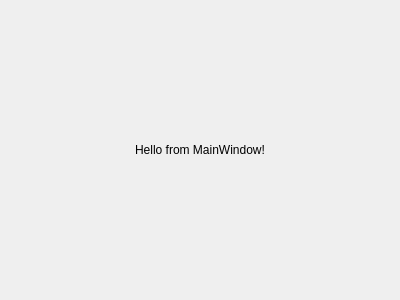
Above: sokketter-ui/sources/mainwindow.ui from morwy/sokketter before the change. Below: the same form after it.
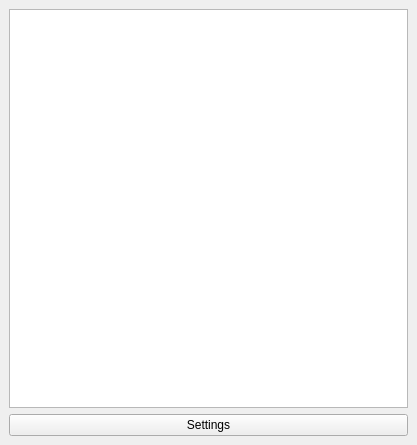
That is the form after the change. Custom widgets are drawn as their Qt base class.

Commit message: chores: added initial main UI class.

The edit to the form file:
```diff
--- a/sokketter-ui/sources/mainwindow.ui
+++ b/sokketter-ui/sources/mainwindow.ui
@@ -6,28 +6,118 @@
    <rect>
     <x>0</x>
     <y>0</y>
-    <width>400</width>
-    <height>300</height>
+    <width>417</width>
+    <height>445</height>
    </rect>
   </property>
   <property name="windowTitle">
-   <string>My Qt App</string>
+   <string>sokketter</string>
+  </property>
+  <property name="autoFillBackground">
+   <bool>false</bool>
   </property>
   <widget class="QWidget" name="centralwidget">
    <layout class="QVBoxLayout" name="verticalLayout">
+    <property name="leftMargin">
+     <number>0</number>
+    </property>
+    <property name="topMargin">
+     <number>0</number>
+    </property>
+    <property name="rightMargin">
+     <number>0</number>
+    </property>
+    <property name="bottomMargin">
+     <number>0</number>
+    </property>
     <item>
-     <widget class="QLabel" name="label">
-      <property name="text">
-       <string>Hello from MainWindow!</string>
+     <widget class="SlidingStackedWidget" name="stackedWidget">
+      <property name="currentIndex">
+       <number>0</number>
       </property>
-      <property name="alignment">
-       <set>Qt::AlignCenter</set>
-      </property>
+      <widget class="QWidget" name="power_strip_list_page">
+       <layout class="QVBoxLayout" name="verticalLayout_2" stretch="0,0">
+        <item>
+         <widget class="QListWidget" name="power_strip_list_widget">
+          <property name="autoFillBackground">
+           <bool>true</bool>
+          </property>
+          <property name="frameShape">
+           <enum>QFrame::StyledPanel</enum>
+          </property>
+          <property name="frameShadow">
+           <enum>QFrame::Sunken</enum>
+          </property>
+          <property name="editTriggers">
+           <set>QAbstractItemView::NoEditTriggers</set>
+          </property>
+          <property name="showDropIndicator" stdset="0">
+           <bool>false</bool>
+          </property>
+          <property name="isWrapping" stdset="0">
+           <bool>false</bool>
+          </property>
+          <property name="resizeMode">
+           <enum>QListView::Fixed</enum>
+          </property>
+          <property name="itemAlignment">
+           <set>Qt::AlignLeading|Qt::AlignLeft|Qt::AlignTop</set>
+          </property>
+         </widget>
+        </item>
+        <item>
+         <widget class="QPushButton" name="settings_button">
+          <property name="text">
+           <string>Settings</string>
+          </property>
+         </widget>
+        </item>
+       </layout>
+      </widget>
+      <widget class="QWidget" name="settings_page"/>
+      <widget class="QWidget" name="socket_list_page">
+       <layout class="QVBoxLayout" name="verticalLayout_3">
+        <item>
+         <widget class="QListWidget" name="socket_list_widget">
+          <property name="autoFillBackground">
+           <bool>false</bool>
+          </property>
+          <property name="editTriggers">
+           <set>QAbstractItemView::NoEditTriggers</set>
+          </property>
+          <property name="showDropIndicator" stdset="0">
+           <bool>false</bool>
+          </property>
+          <property name="selectionRectVisible">
+           <bool>true</bool>
+          </property>
+          <property name="itemAlignment">
+           <set>Qt::AlignLeading|Qt::AlignLeft|Qt::AlignTop</set>
+          </property>
+         </widget>
+        </item>
+        <item>
+         <widget class="QPushButton" name="socket_list_back_button">
+          <property name="text">
+           <string>Back</string>
+          </property>
+         </widget>
+        </item>
+       </layout>
+      </widget>
      </widget>
     </item>
    </layout>
   </widget>
  </widget>
+ <customwidgets>
+  <customwidget>
+   <class>SlidingStackedWidget</class>
+   <extends>QStackedWidget</extends>
+   <header location="global">SlidingStackedWidget.h</header>
+   <container>1</container>
+  </customwidget>
+ </customwidgets>
  <resources/>
  <connections/>
 </ui>
```
The commit also changes 4 other files.
